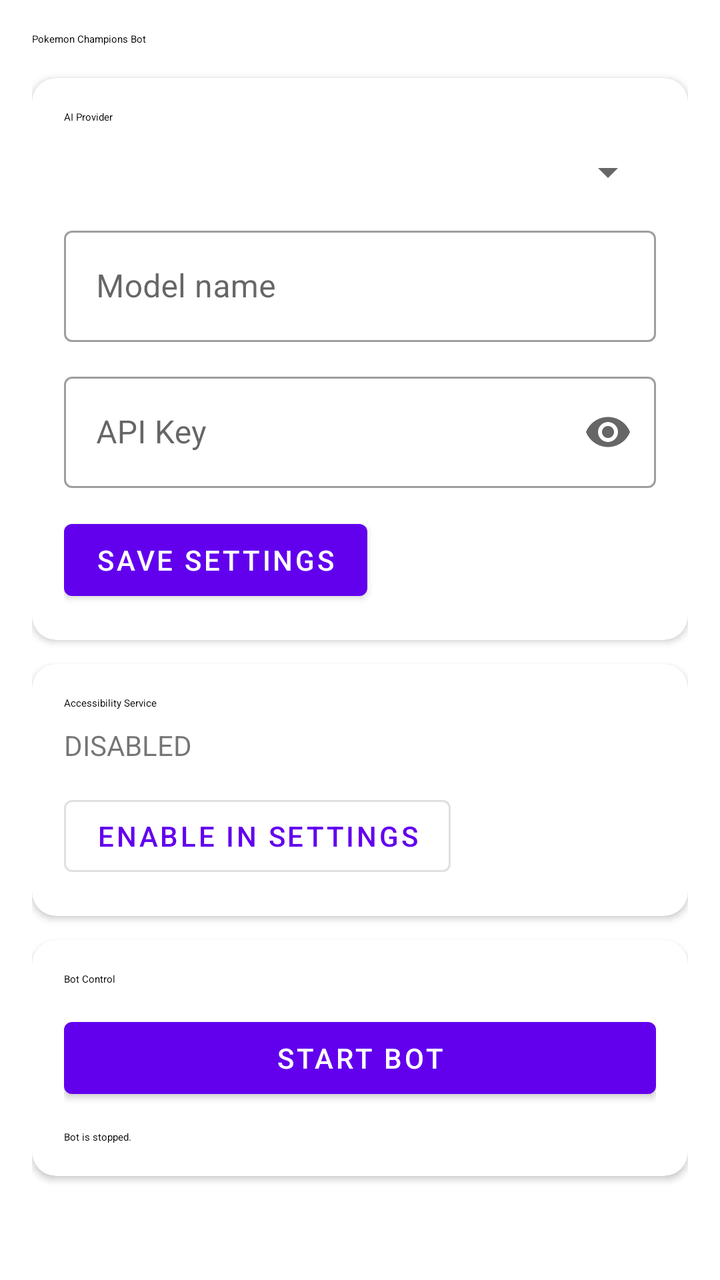
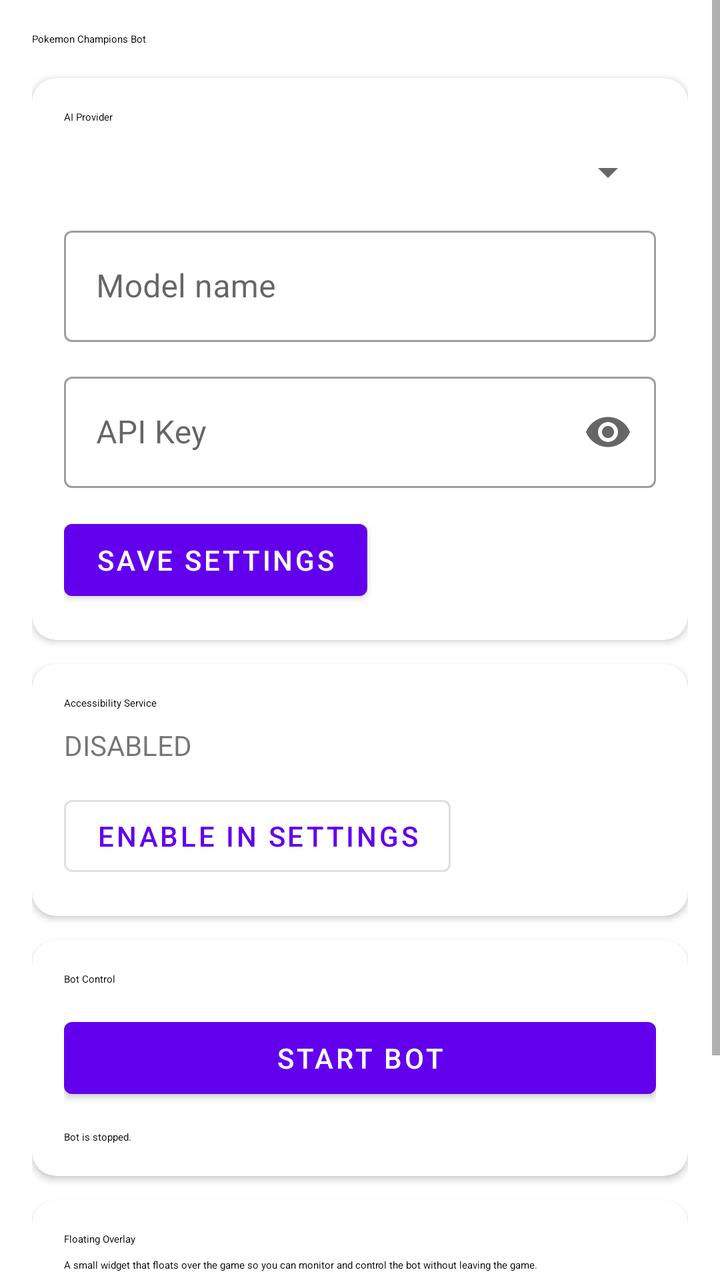

The first picture is an Android layout as it rendered before a commit; the second is the same layout after the commit. The layout source and the unified diff follow.
<!-- AndroidManifest.xml: application theme Theme.PokeLegoguy -->
<!-- res/layout/activity_main.xml -->
<?xml version="1.0" encoding="utf-8"?>
<ScrollView xmlns:android="http://schemas.android.com/apk/res/android"
    xmlns:app="http://schemas.android.com/apk/res-auto"
    android:layout_width="match_parent"
    android:layout_height="match_parent"
    android:fillViewport="true">

    <LinearLayout
        android:layout_width="match_parent"
        android:layout_height="wrap_content"
        android:orientation="vertical"
        android:padding="16dp">

        <TextView
            android:layout_width="match_parent"
            android:layout_height="wrap_content"
            android:text="Pokemon Champions Bot"
            android:textAppearance="?attr/textAppearanceHeadlineMedium"
            android:layout_marginBottom="16dp" />

        
        <com.google.android.material.card.MaterialCardView
            android:layout_width="match_parent"
            android:layout_height="wrap_content"
            android:layout_marginBottom="12dp"
            app:cardElevation="2dp"
            app:cardCornerRadius="12dp">

            <LinearLayout
                android:layout_width="match_parent"
                android:layout_height="wrap_content"
                android:orientation="vertical"
                android:padding="16dp">

                <TextView
                    android:layout_width="wrap_content"
                    android:layout_height="wrap_content"
                    android:text="AI Provider"
                    android:textAppearance="?attr/textAppearanceTitleMedium"
                    android:layout_marginBottom="12dp" />

                <Spinner
                    android:id="@+id/spinnerProvider"
                    android:layout_width="match_parent"
                    android:layout_height="wrap_content"
                    android:layout_marginBottom="12dp" />

                <com.google.android.material.textfield.TextInputLayout
                    android:layout_width="match_parent"
                    android:layout_height="wrap_content"
                    android:hint="Model name"
                    android:layout_marginBottom="12dp"
                    style="@style/Widget.MaterialComponents.TextInputLayout.OutlinedBox">

                    <com.google.android.material.textfield.TextInputEditText
                        android:id="@+id/editModel"
                        android:layout_width="match_parent"
                        android:layout_height="wrap_content"
                        android:inputType="text"
                        android:singleLine="true" />
                </com.google.android.material.textfield.TextInputLayout>

                <com.google.android.material.textfield.TextInputLayout
                    android:layout_width="match_parent"
                    android:layout_height="wrap_content"
                    android:hint="API Key"
                    android:layout_marginBottom="12dp"
                    app:endIconMode="password_toggle"
                    style="@style/Widget.MaterialComponents.TextInputLayout.OutlinedBox">

                    <com.google.android.material.textfield.TextInputEditText
                        android:id="@+id/editApiKey"
                        android:layout_width="match_parent"
                        android:layout_height="wrap_content"
                        android:inputType="textPassword"
                        android:singleLine="true" />
                </com.google.android.material.textfield.TextInputLayout>

                <com.google.android.material.button.MaterialButton
                    android:id="@+id/btnSaveConfig"
                    android:layout_width="wrap_content"
                    android:layout_height="wrap_content"
                    android:text="Save Settings" />

            </LinearLayout>
        </com.google.android.material.card.MaterialCardView>

        
        <com.google.android.material.card.MaterialCardView
            android:layout_width="match_parent"
            android:layout_height="wrap_content"
            android:layout_marginBottom="12dp"
            app:cardElevation="2dp"
            app:cardCornerRadius="12dp">

            <LinearLayout
                android:layout_width="match_parent"
                android:layout_height="wrap_content"
                android:orientation="vertical"
                android:padding="16dp">

                <TextView
                    android:layout_width="wrap_content"
                    android:layout_height="wrap_content"
                    android:text="Accessibility Service"
                    android:textAppearance="?attr/textAppearanceTitleMedium"
                    android:layout_marginBottom="8dp" />

                <TextView
                    android:id="@+id/tvAccessibilityStatus"
                    android:layout_width="wrap_content"
                    android:layout_height="wrap_content"
                    android:text="DISABLED"
                    android:layout_marginBottom="12dp" />

                <com.google.android.material.button.MaterialButton
                    android:id="@+id/btnOpenAccessibility"
                    android:layout_width="wrap_content"
                    android:layout_height="wrap_content"
                    android:text="Enable in Settings"
                    style="@style/Widget.MaterialComponents.Button.OutlinedButton" />

            </LinearLayout>
        </com.google.android.material.card.MaterialCardView>

        
        <com.google.android.material.card.MaterialCardView
            android:layout_width="match_parent"
            android:layout_height="wrap_content"
            android:layout_marginBottom="12dp"
            app:cardElevation="2dp"
            app:cardCornerRadius="12dp">

            <LinearLayout
                android:layout_width="match_parent"
                android:layout_height="wrap_content"
                android:orientation="vertical"
                android:padding="16dp">

                <TextView
                    android:layout_width="wrap_content"
                    android:layout_height="wrap_content"
                    android:text="Bot Control"
                    android:textAppearance="?attr/textAppearanceTitleMedium"
                    android:layout_marginBottom="12dp" />

                <com.google.android.material.button.MaterialButton
                    android:id="@+id/btnStartStop"
                    android:layout_width="match_parent"
                    android:layout_height="wrap_content"
                    android:text="Start Bot"
                    android:layout_marginBottom="12dp" />

                <TextView
                    android:id="@+id/tvBotStatus"
                    android:layout_width="match_parent"
                    android:layout_height="wrap_content"
                    android:text="Bot is stopped."
                    android:textAppearance="?attr/textAppearanceBodyMedium" />

            </LinearLayout>
        </com.google.android.material.card.MaterialCardView>

    </LinearLayout>
</ScrollView>
<!-- resources referenced by this layout -->
<resources>
  <style name="Theme.PokeLegoguy" parent="Theme.MaterialComponents.DayNight.DarkActionBar">
          <item name="colorPrimary">@color/purple_500</item>
          <item name="colorPrimaryVariant">@color/purple_700</item>
          <item name="colorOnPrimary">@color/white</item>
          <item name="colorSecondary">@color/teal_200</item>
          <item name="colorSecondaryVariant">@color/teal_700</item>
          <item name="colorOnSecondary">@color/black</item>
          <item name="android:statusBarColor">?attr/colorPrimaryVariant</item>
      </style>
  <color name="purple_500">#FF6200EE</color>
  <color name="purple_700">#FF3700B3</color>
  <color name="white">#FFFFFFFF</color>
  <color name="teal_200">#FF03DAC5</color>
  <color name="teal_700">#FF018786</color>
  <color name="black">#FF000000</color>
</resources>

<!-- the commit's change to res/layout/activity_main.xml (unified diff, before → after) -->
@@ -161,5 +161,66 @@
             </LinearLayout>
         </com.google.android.material.card.MaterialCardView>
 
+        
+        <com.google.android.material.card.MaterialCardView
+            android:layout_width="match_parent"
+            android:layout_height="wrap_content"
+            android:layout_marginBottom="12dp"
+            app:cardElevation="2dp"
+            app:cardCornerRadius="12dp">
+
+            <LinearLayout
+                android:layout_width="match_parent"
+                android:layout_height="wrap_content"
+                android:orientation="vertical"
+                android:padding="16dp">
+
+                <TextView
+                    android:layout_width="wrap_content"
+                    android:layout_height="wrap_content"
+                    android:text="Floating Overlay"
+                    android:textAppearance="?attr/textAppearanceTitleMedium"
+                    android:layout_marginBottom="6dp" />
+
+                <TextView
+                    android:layout_width="match_parent"
+                    android:layout_height="wrap_content"
+                    android:text="A small widget that floats over the game so you can monitor and control the bot without leaving the game."
+                    android:textAppearance="?attr/textAppearanceBodySmall"
+                    android:layout_marginBottom="10dp" />
+
+                <TextView
+                    android:id="@+id/tvOverlayPermStatus"
+                    android:layout_width="wrap_content"
+                    android:layout_height="wrap_content"
+                    android:text="Permission: checking…"
+                    android:layout_marginBottom="12dp" />
+
+                <LinearLayout
+                    android:layout_width="match_parent"
+                    android:layout_height="wrap_content"
+                    android:orientation="horizontal">
+
+                    <com.google.android.material.button.MaterialButton
+                        android:id="@+id/btnShowOverlay"
+                        android:layout_width="0dp"
+                        android:layout_height="wrap_content"
+                        android:layout_weight="1"
+                        android:layout_marginEnd="6dp"
+                        android:text="Show Overlay" />
+
+                    <com.google.android.material.button.MaterialButton
+                        android:id="@+id/btnHideOverlay"
+                        android:layout_width="0dp"
+                        android:layout_height="wrap_content"
+                        android:layout_weight="1"
+                        android:text="Hide Overlay"
+                        style="@style/Widget.MaterialComponents.Button.OutlinedButton" />
+
+                </LinearLayout>
+
+            </LinearLayout>
+        </com.google.android.material.card.MaterialCardView>
+
     </LinearLayout>
 </ScrollView>
